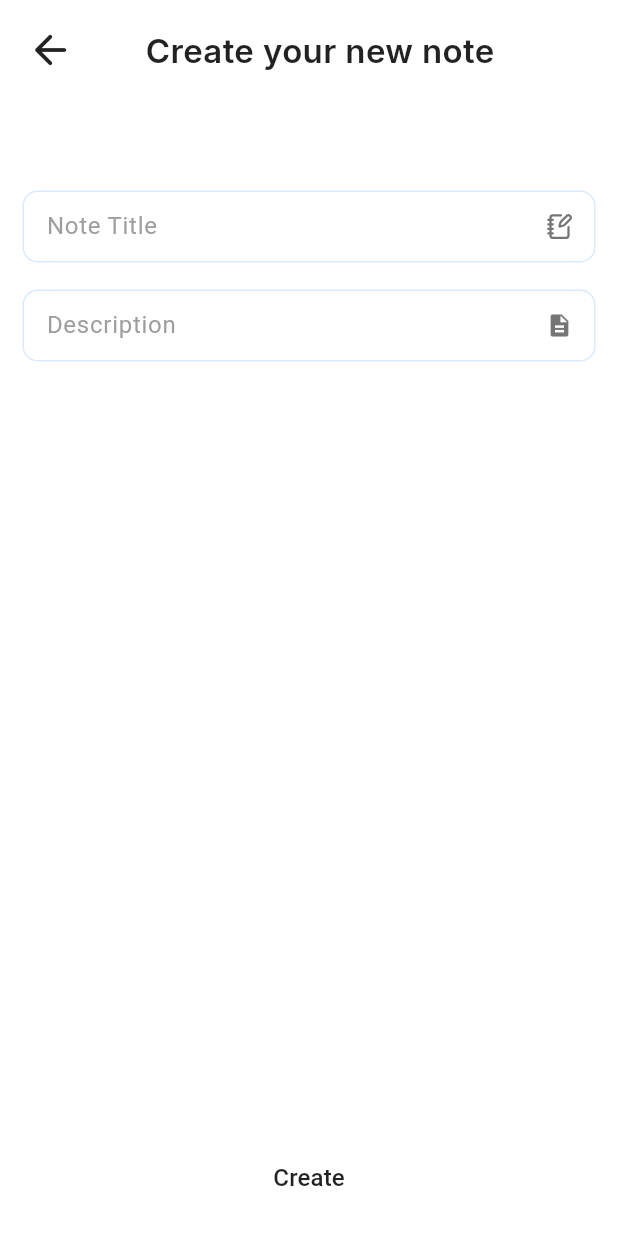
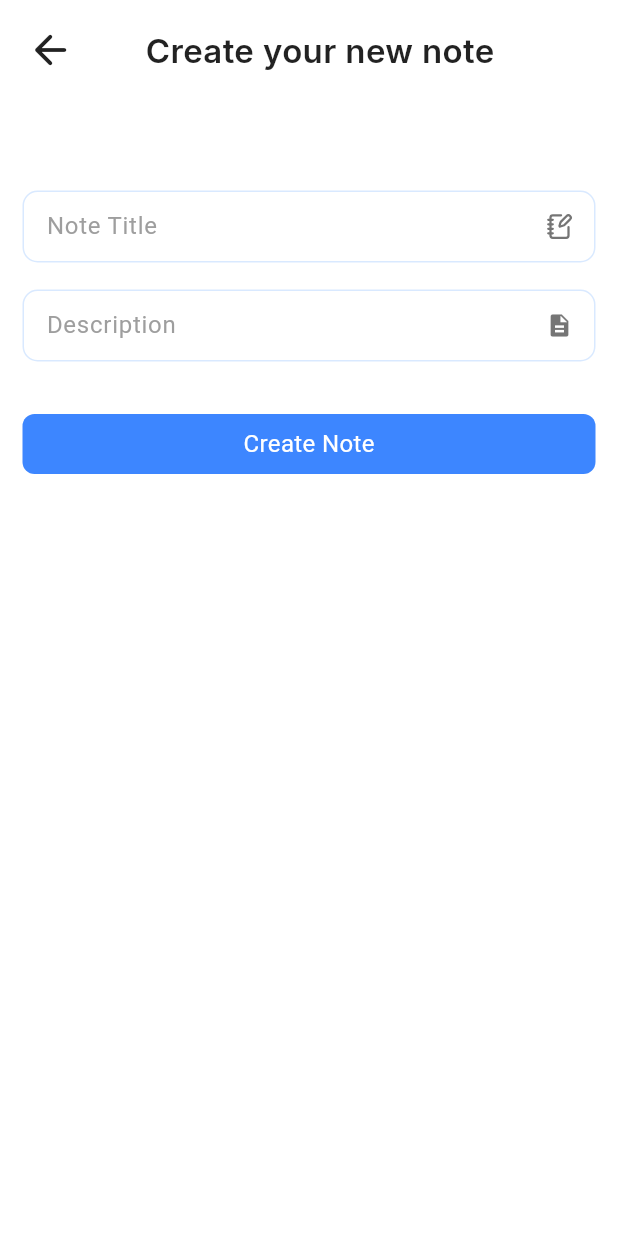
Before and after one commit to icarusvagner/debtrak-system, a Flutter app: the NotesPage screen opened directly, after a tap on an icon or button, on a phone screen of 412 x 824 dp. Run offline on Flutter 3.47's test engine with Material 3 defaults, Android fonts, the phone set to English and light mode, and no system bars; our stand-ins replace fl_chart, google_fonts, lucide_icons_flutter; missing offline and left inert: date_time_format, number_formatter2.

Commit message:
new note page

```diff
--- a/lib/widgets/widget_show_dialog.dart
+++ b/lib/widgets/widget_show_dialog.dart
@@ -24,20 +24,29 @@ class WidgetShowDialog extends StatelessWidget {
             name: "Note Title",
           ),
           const SizedBox(height: 18),
-          Expanded(
-            child: WidgetCustomTextfield(
+          WidgetCustomTextfield(
             controller: descController,
             suffixIcon: Icons.description,
             name: "Description",
             textInputType: TextInputType.multiline,
             maxLines: null,
           ),
+
+          const SizedBox(height: 35),
+
+          GestureDetector(
+            onTap: () {},
+            child: Container(
+              height: 40,
+              alignment: Alignment.center,
+              decoration: BoxDecoration(
+                color: DebtrakPalette.blue.strong,
+                borderRadius: const BorderRadius.all(Radius.circular(8)),
               ),
-          TextButton(
-            onPressed: () {},
               child: Text(
-              "Create",
-              style: TextStyle(color: Colors.black87, fontSize: 16),
+                "Create Note",
+                style: TextStyle(color: Colors.white, fontSize: 16),
+              ),
             ),
           ),
         ],
```
Lines whose indentation alone changed are shown as unchanged.
